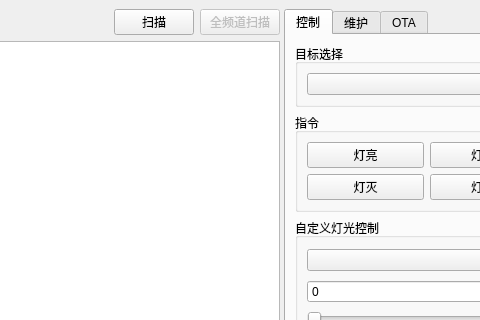
Qt form myesp_tool/ui/mainwindow.ui (wention/myesp_tool) before a commit; both pictures show x 112 to 592 and y 0 to 320 of the 938 by 836 pixel window.
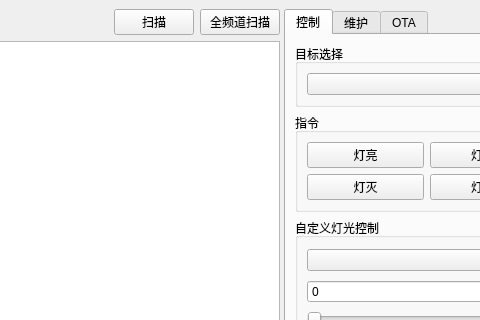
The same form after that commit.

Commit message: feat(ui): 添加全频道扫描功能

The edit to the form file:
```diff
--- a/myesp_tool/ui/mainwindow.ui
+++ b/myesp_tool/ui/mainwindow.ui
@@ -57,7 +57,7 @@
           <item>
            <widget class="QPushButton" name="btn_all_channel_scan">
             <property name="enabled">
-             <bool>false</bool>
+             <bool>true</bool>
             </property>
             <property name="text">
              <string>全频道扫描</string>
```
The commit also changes 4 other files.
